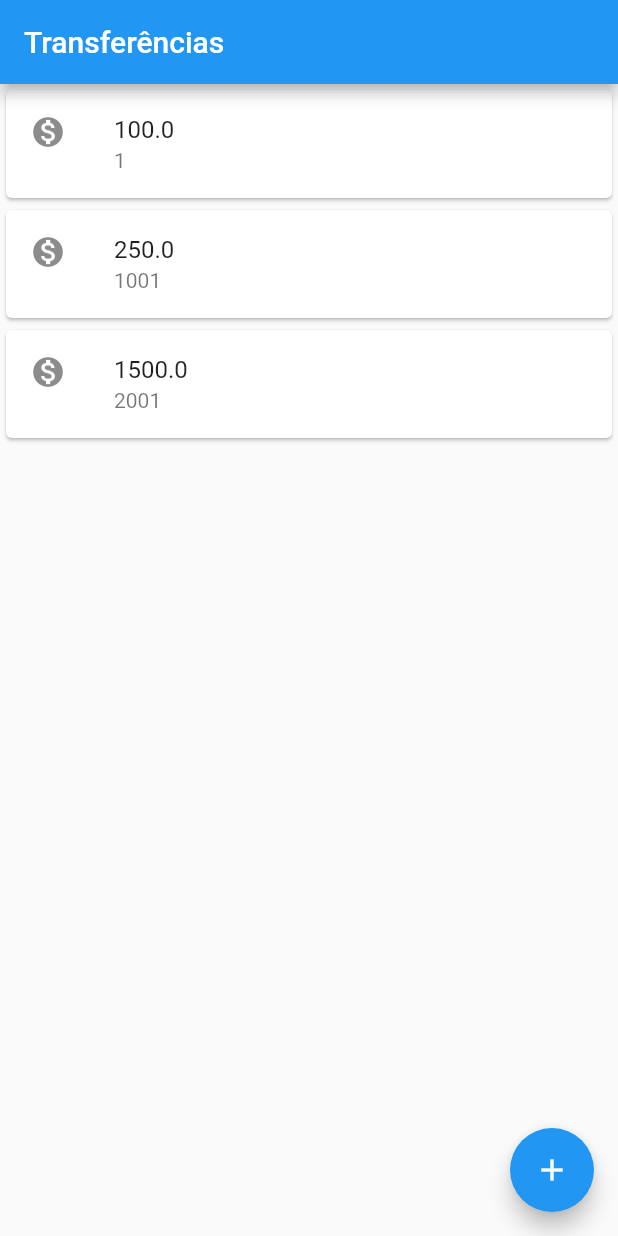
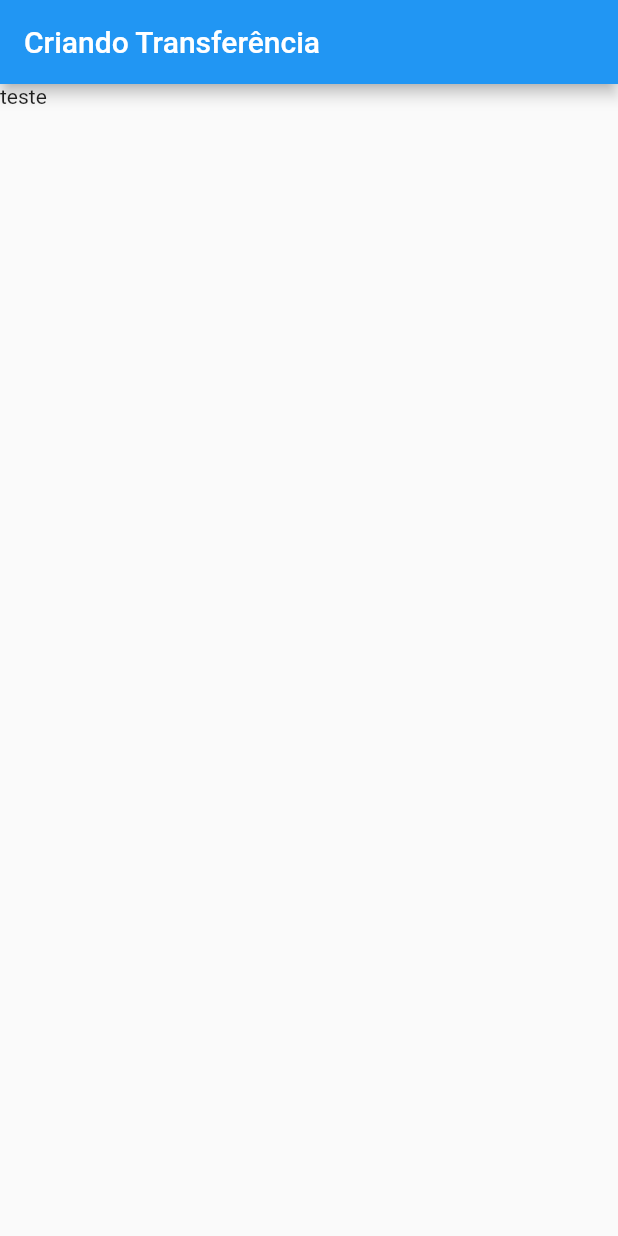
Before and after one commit to midnightbr/Flutter, a Flutter app: the screen it shows after launch, on a phone screen of 412 x 824 dp. Run offline on Flutter 3.47's test engine with Material 2 defaults, Android fonts, the phone set to English and light mode, and no system bars.

Commit message:
Hot Reload + Refatoração Organizando o código para poder trabalhar com o Hot Reload, além de melhorar ainda mais a leitura do código.

```diff
--- a/bytebank/lib/main.dart
+++ b/bytebank/lib/main.dart
@@ -2,27 +2,50 @@
 import 'package:flutter/material.dart';
 
 void main() {
-  runApp(MaterialApp(
+  runApp(BytebankApp());
+}
+
+class BytebankApp extends StatelessWidget {
+  @override
+  Widget build(BuildContext context) {
+    return MaterialApp(
       home: Scaffold(
-      body: ListaTransferencias(),
-      appBar: AppBar(title: Text('Transferências'),),
-      floatingActionButton: FloatingActionButton(
-        onPressed: () {  },
-        child: Icon(Icons.add),
+        body: FormularioTransferencia(),
       ),
-    ),
-  ));
+    );
   }
+}
+
+
+class FormularioTransferencia extends StatelessWidget {
+  @override
+  Widget build(BuildContext context) {
+    return Scaffold(
+      appBar: AppBar(title: Text('Criando Transferência'),),
+      body: Text('teste'),
+    );
+  }
+}
+
 
 class ListaTransferencias extends StatelessWidget {
   @override
   Widget build(BuildContext context) {
-    return Column(
+    return Scaffold(
+      appBar: AppBar(
+        title: Text('Transferências'),
+      ),
+      body: Column(
         children: <Widget> [
           ItemTransferencia(Transferencia(100.00, 0001)),
           ItemTransferencia(Transferencia(250.00, 1001)),
           ItemTransferencia(Transferencia(1500.00, 2001)),
         ],
+      ),
+      floatingActionButton: FloatingActionButton(
+        onPressed: () {  },
+        child: Icon(Icons.add),
+      ),
     );
   }
 }
```
Lines whose indentation alone changed are shown as unchanged.
